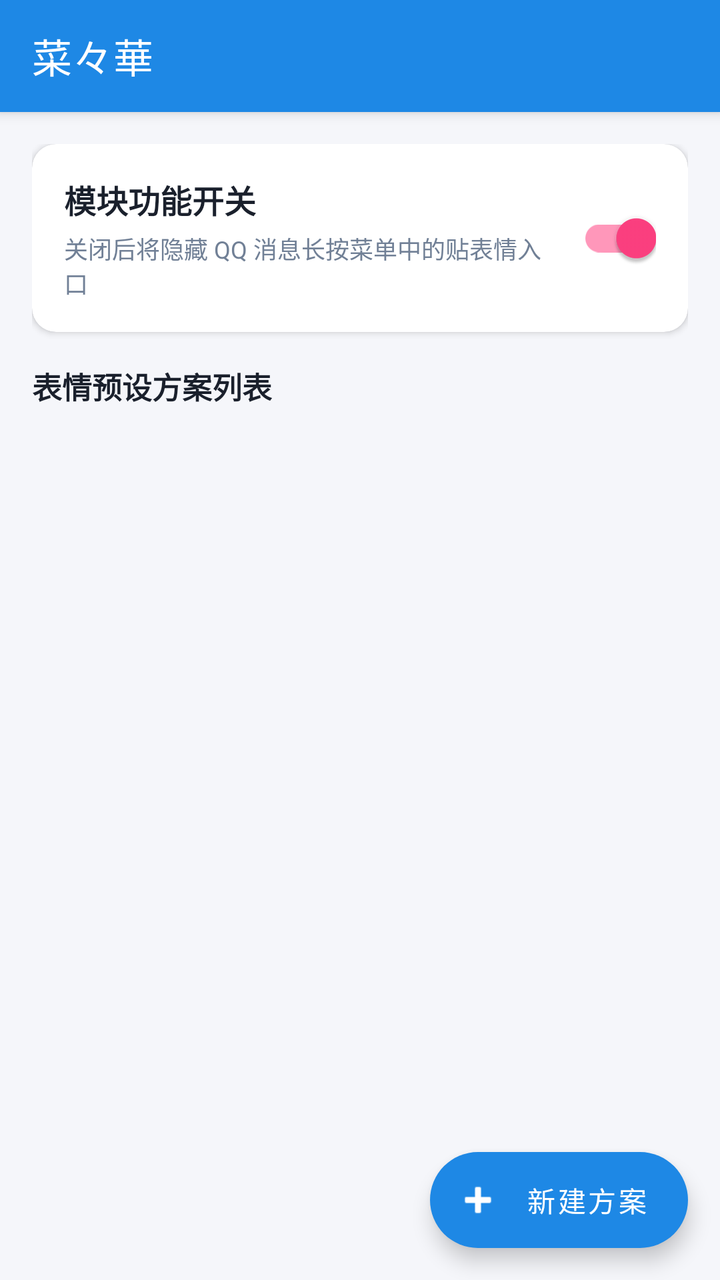
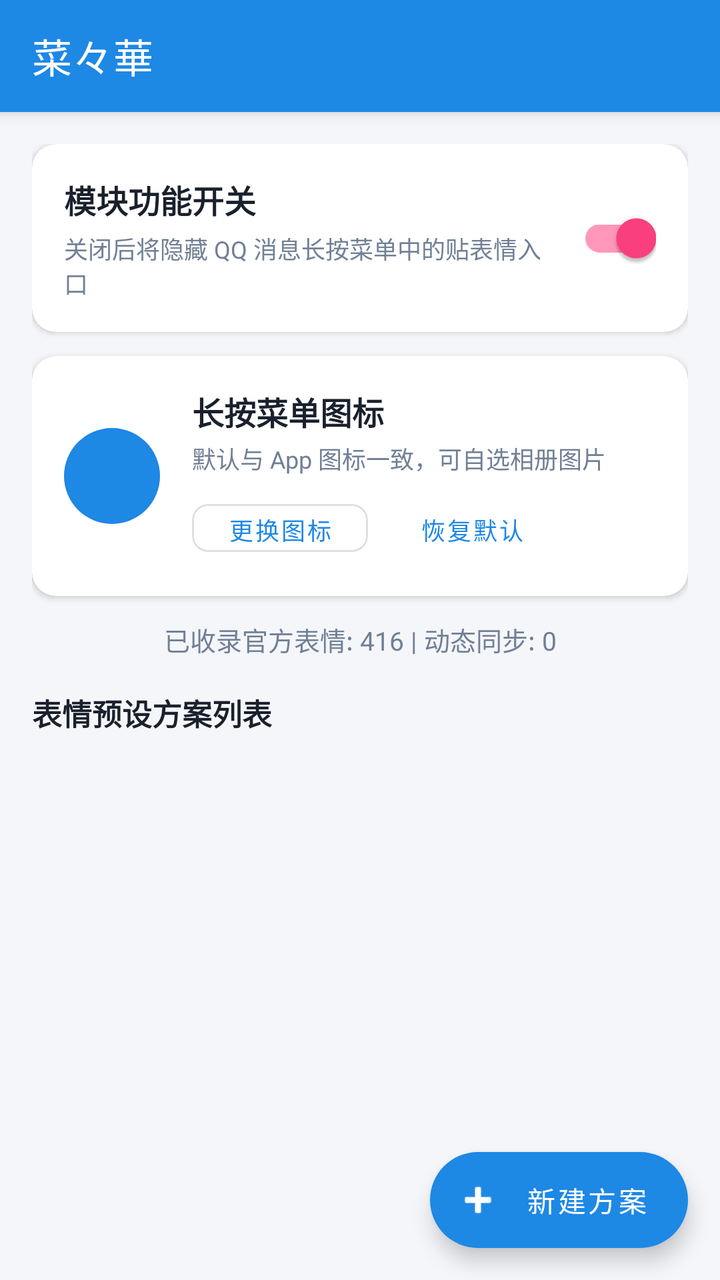

Compare the two renders of this Android layout. The source of the first and the diff that turns it into the second are given below.
<!-- AndroidManifest.xml: application theme Theme.QQEmojiReactor -->
<!-- res/layout/activity_main.xml -->
<?xml version="1.0" encoding="utf-8"?>
<androidx.coordinatorlayout.widget.CoordinatorLayout xmlns:android="http://schemas.android.com/apk/res/android"
    xmlns:app="http://schemas.android.com/apk/res-auto"
    android:layout_width="match_parent"
    android:layout_height="match_parent"
    android:background="@color/background">

    <com.google.android.material.appbar.AppBarLayout
        android:layout_width="match_parent"
        android:layout_height="wrap_content"
        android:theme="@style/ThemeOverlay.MaterialComponents.Dark.ActionBar">

        <androidx.appcompat.widget.Toolbar
            android:id="@+id/toolbar"
            android:layout_width="match_parent"
            android:layout_height="?attr/actionBarSize"
            android:background="@color/primary"
            app:popupTheme="@style/ThemeOverlay.MaterialComponents.Light"
            app:title="@string/app_name" />

    </com.google.android.material.appbar.AppBarLayout>

    <androidx.core.widget.NestedScrollView
        android:layout_width="match_parent"
        android:layout_height="match_parent"
        app:layout_behavior="@string/appbar_scrolling_view_behavior">

        <LinearLayout
            android:layout_width="match_parent"
            android:layout_height="wrap_content"
            android:orientation="vertical"
            android:padding="16dp">

            
            <com.google.android.material.card.MaterialCardView
                android:layout_width="match_parent"
                android:layout_height="wrap_content"
                android:layout_marginBottom="16dp"
                app:cardCornerRadius="12dp"
                app:cardElevation="2dp">

                <LinearLayout
                    android:layout_width="match_parent"
                    android:layout_height="wrap_content"
                    android:gravity="center_vertical"
                    android:orientation="horizontal"
                    android:padding="16dp">

                    <LinearLayout
                        android:layout_width="0dp"
                        android:layout_height="wrap_content"
                        android:layout_weight="1"
                        android:orientation="vertical">

                        <TextView
                            android:layout_width="wrap_content"
                            android:layout_height="wrap_content"
                            android:text="模块功能开关"
                            android:textColor="@color/text_primary"
                            android:textSize="16sp"
                            android:textStyle="bold" />

                        <TextView
                            android:layout_width="wrap_content"
                            android:layout_height="wrap_content"
                            android:layout_marginTop="4dp"
                            android:text="关闭后将隐藏 QQ 消息长按菜单中的贴表情入口"
                            android:textColor="@color/text_secondary"
                            android:textSize="12sp" />
                    </LinearLayout>

                    <com.google.android.material.switchmaterial.SwitchMaterial
                        android:id="@+id/switch_module_enable"
                        android:layout_width="wrap_content"
                        android:layout_height="wrap_content"
                        android:checked="true" />
                </LinearLayout>
            </com.google.android.material.card.MaterialCardView>

            
            <TextView
                android:layout_width="wrap_content"
                android:layout_height="wrap_content"
                android:layout_marginBottom="8dp"
                android:text="表情预设方案列表"
                android:textColor="@color/text_primary"
                android:textSize="15sp"
                android:textStyle="bold" />

            
            <androidx.recyclerview.widget.RecyclerView
                android:id="@+id/recycler_view_groups"
                android:layout_width="match_parent"
                android:layout_height="wrap_content"
                android:nestedScrollingEnabled="false" />

        </LinearLayout>
    </androidx.core.widget.NestedScrollView>

    
    <com.google.android.material.floatingactionbutton.ExtendedFloatingActionButton
        android:id="@+id/fab_add_group"
        android:layout_width="wrap_content"
        android:layout_height="wrap_content"
        android:layout_gravity="bottom|end"
        android:layout_margin="16dp"
        android:text="新建方案"
        android:textColor="@android:color/white"
        app:backgroundTint="@color/primary"
        app:icon="@android:drawable/ic_input_add"
        app:iconTint="@android:color/white" />

</androidx.coordinatorlayout.widget.CoordinatorLayout>
<!-- resources referenced by this layout -->
<resources>
  <color name="background">#F5F6FA</color>
  <color name="primary">#1E88E5</color>
  <color name="text_primary">#1A202C</color>
  <color name="text_secondary">#718096</color>
  <string name="app_name">菜々華</string>
  <style name="Theme.QQEmojiReactor" parent="Theme.MaterialComponents.DayNight.NoActionBar">
          <item name="colorPrimary">@color/primary</item>
          <item name="colorPrimaryDark">@color/primary_dark</item>
          <item name="colorAccent">@color/accent</item>
          <item name="android:windowBackground">@color/background</item>
      </style>
  <color name="primary_dark">#1565C0</color>
  <color name="accent">#FF4081</color>
</resources>

<!-- the commit's change to res/layout/activity_main.xml (unified diff, before → after) -->
@@ -35,7 +35,7 @@
             <com.google.android.material.card.MaterialCardView
                 android:layout_width="match_parent"
                 android:layout_height="wrap_content"
-                android:layout_marginBottom="16dp"
+                android:layout_marginBottom="12dp"
                 app:cardCornerRadius="12dp"
                 app:cardElevation="2dp">
 
@@ -76,6 +76,97 @@
                         android:checked="true" />
                 </LinearLayout>
             </com.google.android.material.card.MaterialCardView>
+
+            
+            <com.google.android.material.card.MaterialCardView
+                android:layout_width="match_parent"
+                android:layout_height="wrap_content"
+                android:layout_marginBottom="12dp"
+                app:cardCornerRadius="12dp"
+                app:cardElevation="2dp">
+
+                <LinearLayout
+                    android:layout_width="match_parent"
+                    android:layout_height="wrap_content"
+                    android:gravity="center_vertical"
+                    android:orientation="horizontal"
+                    android:padding="16dp">
+
+                    <ImageView
+                        android:id="@+id/iv_menu_icon_preview"
+                        android:layout_width="48dp"
+                        android:layout_height="48dp"
+                        android:layout_marginEnd="16dp"
+                        android:background="@drawable/bg_badge_circle"
+                        android:padding="4dp"
+                        android:scaleType="fitCenter"
+                        android:contentDescription="@string/menu_icon_preview_desc" />
+
+                    <LinearLayout
+                        android:layout_width="0dp"
+                        android:layout_height="wrap_content"
+                        android:layout_weight="1"
+                        android:orientation="vertical">
+
+                        <TextView
+                            android:layout_width="wrap_content"
+                            android:layout_height="wrap_content"
+                            android:text="@string/menu_icon_title"
+                            android:textColor="@color/text_primary"
+                            android:textSize="16sp"
+                            android:textStyle="bold" />
+
+                        <TextView
+                            android:id="@+id/tv_menu_icon_status"
+                            android:layout_width="wrap_content"
+                            android:layout_height="wrap_content"
+                            android:layout_marginTop="3dp"
+                            android:text="@string/menu_icon_default"
+                            android:textColor="@color/text_secondary"
+                            android:textSize="12sp" />
+
+                        <LinearLayout
+                            android:layout_width="wrap_content"
+                            android:layout_height="wrap_content"
+                            android:layout_marginTop="8dp"
+                            android:orientation="horizontal">
+
+                            <com.google.android.material.button.MaterialButton
+                                android:id="@+id/btn_change_menu_icon"
+                                style="@style/Widget.MaterialComponents.Button.OutlinedButton"
+                                android:layout_width="wrap_content"
+                                android:layout_height="36dp"
+                                android:layout_marginEnd="8dp"
+                                android:paddingStart="12dp"
+                                android:paddingEnd="12dp"
+                                android:text="@string/action_change_icon"
+                                android:textSize="12sp"
+                                app:cornerRadius="8dp" />
+
+                            <com.google.android.material.button.MaterialButton
+                                android:id="@+id/btn_reset_menu_icon"
+                                style="@style/Widget.MaterialComponents.Button.TextButton"
+                                android:layout_width="wrap_content"
+                                android:layout_height="36dp"
+                                android:paddingStart="8dp"
+                                android:paddingEnd="8dp"
+                                android:text="@string/action_reset_icon"
+                                android:textSize="12sp" />
+                        </LinearLayout>
+                    </LinearLayout>
+                </LinearLayout>
+            </com.google.android.material.card.MaterialCardView>
+
+            
+            <TextView
+                android:id="@+id/tv_emoji_stats"
+                android:layout_width="match_parent"
+                android:layout_height="wrap_content"
+                android:layout_marginBottom="16dp"
+                android:gravity="center"
+                android:textColor="@color/text_secondary"
+                android:textSize="13sp"
+                android:text="已收录官方表情: 416 | 动态同步: 0" />
 
             
             <TextView
<!-- resource entries referenced after the edit -->
@@ -4,7 +4,18 @@
   <color name="primary">#1E88E5</color>
   <color name="text_primary">#1A202C</color>
   <color name="text_secondary">#718096</color>
+  <!-- drawable bg_badge_circle (drawable) -->
+  <?xml version="1.0" encoding="utf-8"?>
+  <shape xmlns:android="http://schemas.android.com/apk/res/android"
+      android:shape="oval">
+      <solid android:color="@color/primary" />
+  </shape>
+  <string name="action_change_icon">更换图标</string>
+  <string name="action_reset_icon">恢复默认</string>
   <string name="app_name">菜々華</string>
+  <string name="menu_icon_default">默认与 App 图标一致，可自选相册图片</string>
+  <string name="menu_icon_preview_desc">菜单图标预览</string>
+  <string name="menu_icon_title">长按菜单图标</string>
   <style name="Theme.QQEmojiReactor" parent="Theme.MaterialComponents.DayNight.NoActionBar">
           <item name="colorPrimary">@color/primary</item>
           <item name="colorPrimaryDark">@color/primary_dark</item>
